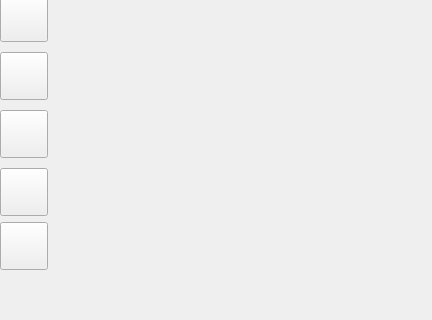
RemotelyChaotic/JOIPEngine, file src/Editor/EditorActionBar.ui: the form before one commit; both pictures show x 0 to 432 and y 934 to 1254 of the 432 by 1254 pixel window.
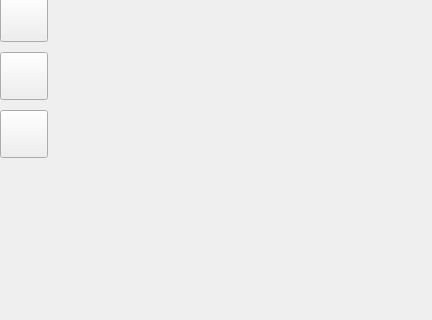
The form after the commit. Custom widgets are drawn as their Qt base class.

Commit message: Updated Fetish view & Fixed a script crash

Patch:
```diff
--- a/src/Editor/EditorActionBar.ui
+++ b/src/Editor/EditorActionBar.ui
@@ -875,62 +875,6 @@
       <property name="bottomMargin">
        <number>0</number>
       </property>
-      <item>
-       <widget class="CShortcutButton" name="AddFetishButton">
-        <property name="minimumSize">
-         <size>
-          <width>48</width>
-          <height>48</height>
-         </size>
-        </property>
-        <property name="maximumSize">
-         <size>
-          <width>48</width>
-          <height>48</height>
-         </size>
-        </property>
-        <property name="toolTip">
-         <string>Add a fetish / kink to the project</string>
-        </property>
-        <property name="text">
-         <string/>
-        </property>
-        <property name="iconSize">
-         <size>
-          <width>48</width>
-          <height>48</height>
-         </size>
-        </property>
-       </widget>
-      </item>
-      <item>
-       <widget class="CShortcutButton" name="RemoveFetishButton">
-        <property name="minimumSize">
-         <size>
-          <width>48</width>
-          <height>48</height>
-         </size>
-        </property>
-        <property name="maximumSize">
-         <size>
-          <width>48</width>
-          <height>48</height>
-         </size>
-        </property>
-        <property name="toolTip">
-         <string>Remove the selected fetish / kink tags from the project</string>
-        </property>
-        <property name="text">
-         <string/>
-        </property>
-        <property name="iconSize">
-         <size>
-          <width>48</width>
-          <height>48</height>
-         </size>
-        </property>
-       </widget>
-      </item>
      </layout>
     </widget>
    </item>
```
The commit also changes 26 other files.
